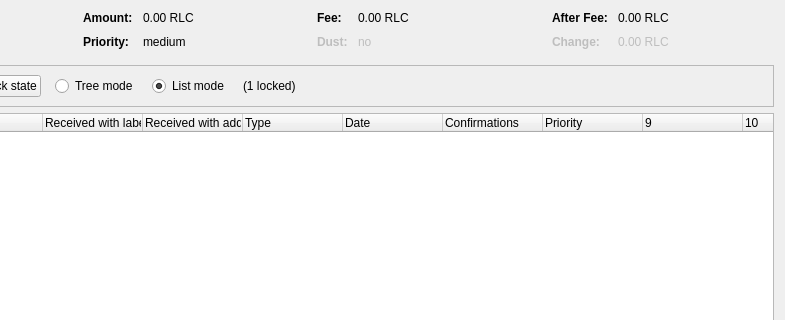
Before: the Qt Designer form src/qt/forms/coincontroldialog.ui in realcoin-rlc/RLC, drawn with Qt 5; both pictures show x 169 to 954 and y 0 to 320 of the 954 by 500 pixel window.
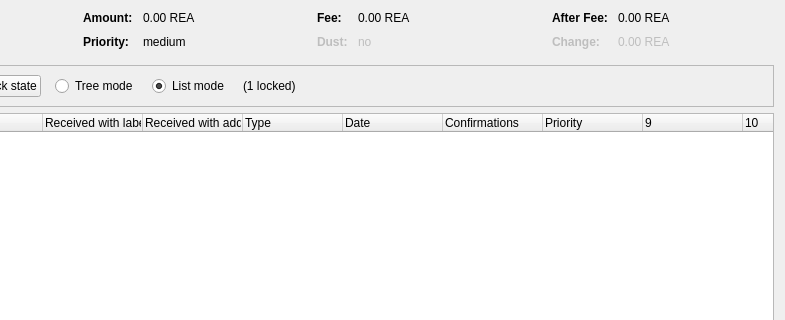
After: the same form once the commit is applied. Custom widgets are drawn as their Qt base class.

Patch:
```diff
--- a/src/qt/forms/coincontroldialog.ui
+++ b/src/qt/forms/coincontroldialog.ui
@@ -132,7 +132,7 @@
           <enum>Qt::ActionsContextMenu</enum>
          </property>
          <property name="text">
-          <string notr="true">0.00 RLC</string>
+          <string notr="true">0.00 REA</string>
          </property>
          <property name="textInteractionFlags">
           <set>Qt::LinksAccessibleByMouse|Qt::TextSelectableByKeyboard|Qt::TextSelectableByMouse</set>
@@ -206,7 +206,7 @@
           <enum>Qt::ActionsContextMenu</enum>
          </property>
          <property name="text">
-          <string notr="true">0.00 RLC</string>
+          <string notr="true">0.00 REA</string>
          </property>
          <property name="textInteractionFlags">
           <set>Qt::LinksAccessibleByMouse|Qt::TextSelectableByKeyboard|Qt::TextSelectableByMouse</set>
@@ -286,7 +286,7 @@
           <enum>Qt::ActionsContextMenu</enum>
          </property>
          <property name="text">
-          <string notr="true">0.00 RLC</string>
+          <string notr="true">0.00 REA</string>
          </property>
          <property name="textInteractionFlags">
           <set>Qt::LinksAccessibleByMouse|Qt::TextSelectableByKeyboard|Qt::TextSelectableByMouse</set>
@@ -321,7 +321,7 @@
           <enum>Qt::ActionsContextMenu</enum>
          </property>
          <property name="text">
-          <string notr="true">0.00 RLC</string>
+          <string notr="true">0.00 REA</string>
          </property>
          <property name="textInteractionFlags">
           <set>Qt::LinksAccessibleByMouse|Qt::TextSelectableByKeyboard|Qt::TextSelectableByMouse</set>
```
